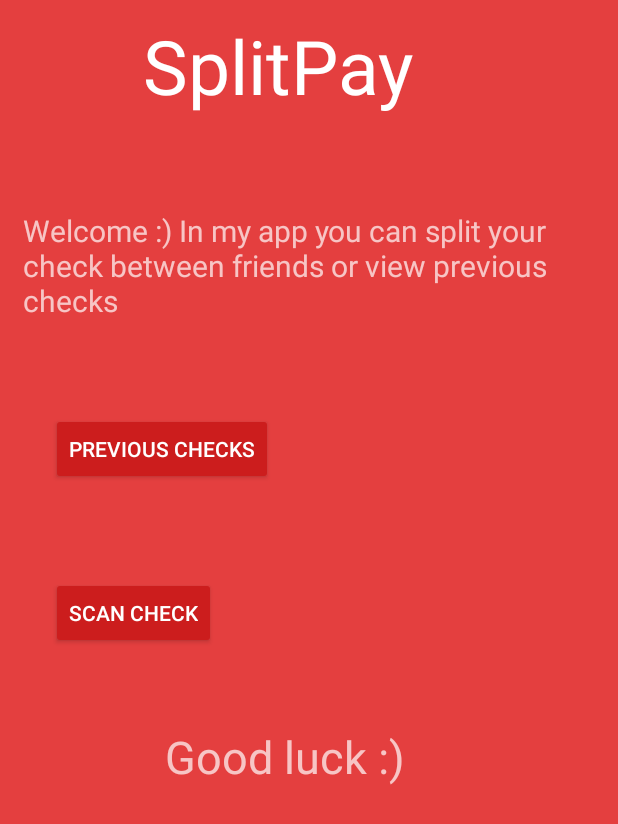
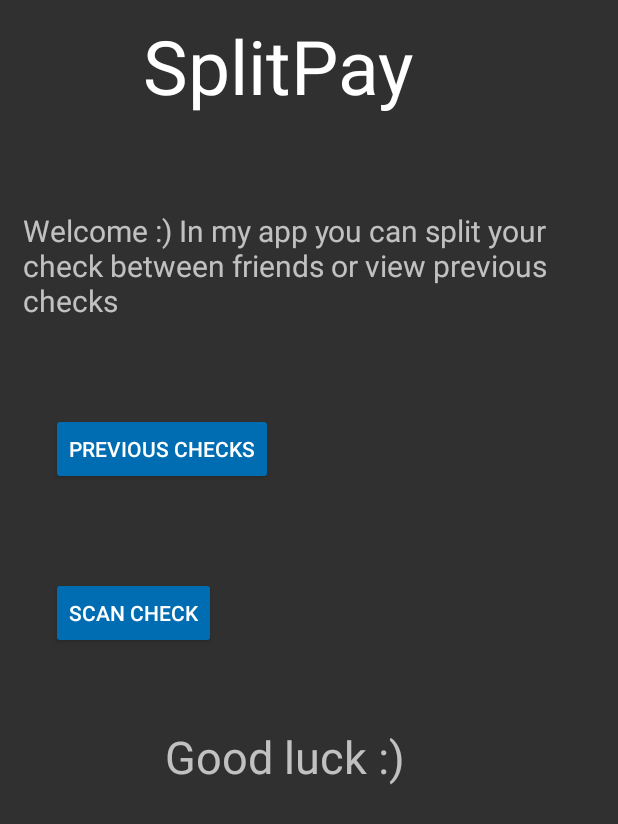
Before and after one commit to SillyDreamer/SplitPay, an Android app: the screen it shows after launch (QrActivity), on a phone screen of 412 x 824 dp. Shown: the top 824 px of the screen. Run offline under Robolectric (Android 15) with nearby library versions, the phone set to English and light mode, and no system bars.

```diff
--- a/app/src/main/java/com/example/myapp/MyApplication.kt
+++ b/app/src/main/java/com/example/myapp/MyApplication.kt
@@ -1,6 +1,7 @@
 package com.example.myapp
 
 import android.app.Application
+import com.example.myapp.model.DBOpenHelper
 import com.example.myapp.model.Model
 import com.example.myapp.model.Repository
 import com.example.myapp.presenter.*
@@ -14,7 +15,8 @@ class MyApplication : Application(), PresenterHolder {
     lateinit var mMainPresenter: MainPresenter
     lateinit var mResultPresenter: ResultPresenter
     lateinit var mPreviousCheckPresenter: PreviousCheckPresenter
-    val model = Model(this)
+    val db = DBOpenHelper(this, null)
+    val model = Model(db)
     val rep = Repository()
 
     override fun getAddUserPresenter() = mAddUserPresenter
--- a/app/src/main/java/com/example/myapp/adapters/Adapter.kt
+++ b/app/src/main/java/com/example/myapp/adapters/Adapter.kt
@@ -46,7 +46,7 @@ class Adapter(private val product : List<Product>,
                 for (x in users) {
                     val cb = CheckBox(itemView.context)
                     cb.text = x.name
-                    cb.setTextColor(R.color.primary_darker)
+                    //cb.setTextColor(R.color.primary_darker)
                     itemView.layout.addView(cb)
                     arr.add(cb)
                 }
@@ -55,11 +55,11 @@ class Adapter(private val product : List<Product>,
             else {
                 for (x in checkMap.getValue(Pair(product[position].name, product[position].price))) {
                     (x.parent as ViewGroup).removeView(x)
-                    x.setTextColor(R.color.primary_darker)
+                    //x.setTextColor(R.color.primary_darker)
                     itemView.layout.addView(x)
                 }
             }
-            tv2.setTextColor(R.color.primary_darker)
+            //tv2.setTextColor(R.color.primary_darker)
             tv.setOnClickListener {
                 listener(checkMap, product, position)
             }
--- a/app/src/main/java/com/example/myapp/model/Model.kt
+++ b/app/src/main/java/com/example/myapp/model/Model.kt
@@ -1,27 +1,18 @@
 package com.example.myapp.model
 
-import android.content.Context
+class Model(val dbHandler : DBOpenHelper) {
 
-
-class Model(var context : Context) {
-    val dbHandler = DBOpenHelper(context, null)
-
-
-    inner class CallDB : Runnable{
-        override fun run() {
-            TODO("not implemented") //To change body of created functions use File | Settings | File Templates.
-        }
-    }
+//    inner class CallDB : Runnable {
+//        override fun run() {
+//        }
+//    }
 
     fun addToDBProduct(product: Product) {
         dbHandler.add(product)
-//        Toast.makeText(context, "Product added to db", Toast.LENGTH_LONG).show()
     }
 
     fun addToDBUser(name : String, money : Int) {
         dbHandler.addUser(name, money)
-  //      Toast.makeText(context, "User added to db", Toast.LENGTH_LONG).show()
-
     }
 
     fun addToDBCheck(name: String) {
@@ -92,7 +83,4 @@ class Model(var context : Context) {
         dbHandler.updateUser(name, money, id, check_id)
     }
 
-    fun dropTable() {
-        dbHandler.dropTable()
-    }
 }
--- a/app/src/main/res/layout/list_item.xml
+++ b/app/src/main/res/layout/list_item.xml
@@ -29,7 +29,7 @@
                 android:layout_height="wrap_content"
                 android:padding="20dp"
                 tools:text="Hello World"
-                android:textColor="@color/primary_darker"
+                android:textColor="@color/primaryTextColor"
                 android:textStyle="bold" />
 
             <TextView
--- a/app/src/main/res/values/colors.xml
+++ b/app/src/main/res/values/colors.xml
@@ -1,18 +1,11 @@
 <?xml version="1.0" encoding="utf-8"?>
 <resources>
-    <color name="primary">#E43F3F</color>
-    <color name="primary_dark">#E12929</color>
-    <color name="primary_darker">#CC1D1D</color>
-    <color name="accent">#FFFFFF</color>
-
-    <color name="black">#000000</color>
-    <color name="jet">#222222</color>
-    <color name="oil">#333333</color>
-    <color name="monsoon">#777777</color>
-    <color name="jumbo">#888888</color>
-    <color name="aluminum">#999999</color>
-    <color name="base">#AAAAAA</color>
-    <color name="iron">#CCCCCC</color>
-    <color name="white">#FFFFFF</color>
-    <color name="pink">#FFD9DA</color>
+    <color name="primaryColor">#039be5</color>
+    <color name="primaryLightColor">#63ccff</color>
+    <color name="primaryDarkColor">#006db3</color>
+    <color name="secondaryColor">#1565c0</color>
+    <color name="secondaryLightColor">#5e92f3</color>
+    <color name="secondaryDarkColor">#003c8f</color>
+    <color name="primaryTextColor">#000000</color>
+    <color name="secondaryTextColor">#ffffff</color>
 </resources>
--- a/app/src/main/res/values/styles.xml
+++ b/app/src/main/res/values/styles.xml
@@ -3,25 +3,24 @@
     <!-- Base application theme. -->
     <style name="AppTheme" parent="Theme.AppCompat.Light.DarkActionBar">
         <!-- Customize your theme here. -->
-        <item name="colorPrimary">@color/primary</item>
-        <item name="colorPrimaryDark">@color/primary_dark</item>
-        <item name="colorAccent">@color/primary_darker</item>
+        <item name="colorPrimary">@color/primaryColor</item>
+        <item name="colorPrimaryDark">@color/primaryDarkColor</item>
+        <item name="colorAccent">@color/secondaryDarkColor</item>
     </style>
 
     <style name="AppTheme.Dark" parent="Theme.AppCompat.NoActionBar">
-        <item name="colorPrimary">@color/primary</item>
-        <item name="colorPrimaryDark">@color/primary_dark</item>
-        <item name="colorAccent">@color/accent</item>
+        <item name="colorPrimary">@color/primaryColor</item>
+        <item name="colorPrimaryDark">@color/primaryDarkColor</item>
+        <item name="colorAccent">@color/secondaryDarkColor</item>
 
-        <item name="android:windowBackground">@color/primary</item>
 
-        <item name="colorControlNormal">@color/iron</item>
-        <item name="colorControlActivated">@color/primary_darker</item>
-        <item name="colorControlHighlight">@color/white</item>
-        <item name="android:textColorHint">@color/iron</item>
+        <item name="colorControlNormal">@color/secondaryDarkColor</item>
+        <item name="colorControlActivated">@color/primaryDarkColor</item>
+        <item name="colorControlHighlight">@color/secondaryLightColor</item>
+        <item name="android:textColorHint">@color/secondaryTextColor</item>
 
-        <item name="colorButtonNormal">@color/primary_darker</item>
-        <item name="android:colorButtonNormal">@color/primary_darker</item>
+        <item name="colorButtonNormal">@color/primaryDarkColor</item>
+        <item name="android:colorButtonNormal">@color/primaryDarkColor</item>
     </style>
 
 </resources>
```
Also changed, not shown: app/src/main/java/com/example/myapp/model/Repository.kt (+2 -70 lines), 2 other files.
